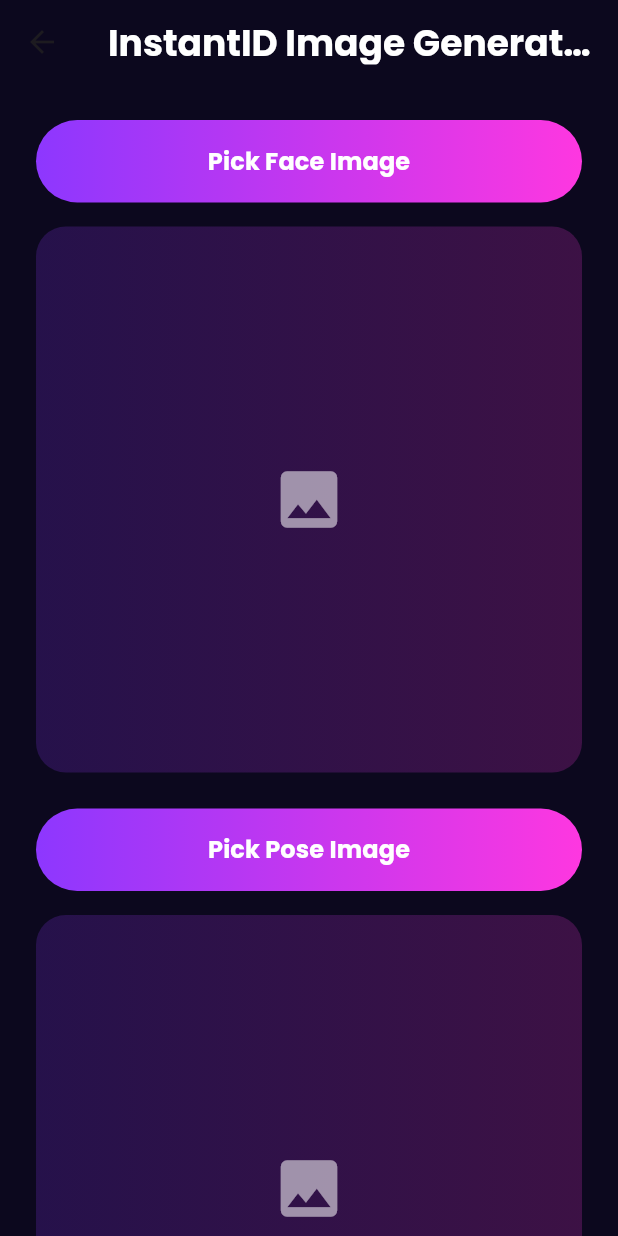
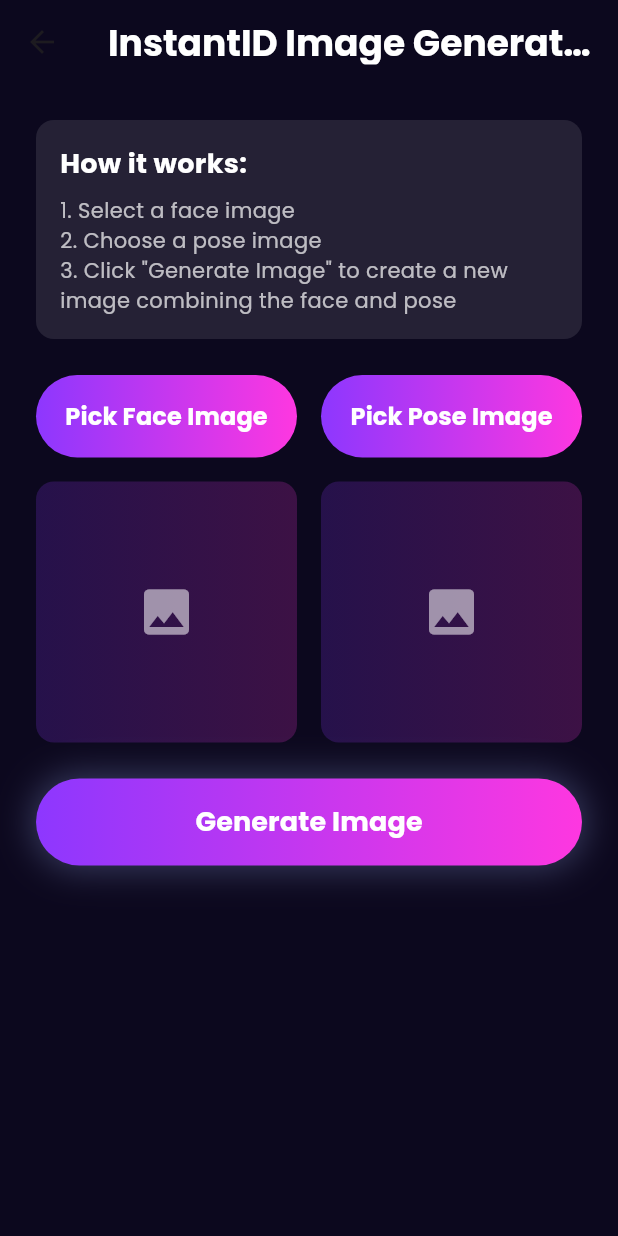
Before and after one commit to Vinit710/flutter_application_1, a Flutter app: the ImageGenerationPage screen opened directly, on a phone screen of 412 x 824 dp. Run offline on Flutter 3.47's test engine with Material 3 defaults, Android fonts, the phone set to English and light mode, and no system bars; our stand-ins replace firebase_auth, firebase_core, flutter_staggered_animations, font_awesome_flutter, google_fonts, google_sign_in and 1 more; accounts and stored records are empty.

Commit message:
updated imgtopoae ui

```diff
--- a/lib/pages/home.dart
+++ b/lib/pages/home.dart
@@ -102,6 +102,39 @@ class _ImageGenerationPageState extends State<ImageGenerationPage> {
     }
   }
 
+  Widget _buildInstructions() {
+    return Container(
+      padding: EdgeInsets.all(16),
+      decoration: BoxDecoration(
+        color: Colors.white.withOpacity(0.1),
+        borderRadius: BorderRadius.circular(12),
+      ),
+      child: Column(
+        crossAxisAlignment: CrossAxisAlignment.start,
+        children: [
+          Text(
+            'How it works:',
+            style: TextStyle(
+              color: Colors.white,
+              fontFamily: 'poppins',
+              fontSize: 18,
+              fontWeight: FontWeight.bold,
+            ),
+          ),
+          SizedBox(height: 8),
+          Text(
+            '1. Select a face image\n2. Choose a pose image\n3. Click "Generate Image" to create a new image combining the face and pose',
+            style: TextStyle(
+              color: Colors.white70,
+              fontFamily: 'poppins',
+              fontSize: 14,
+            ),
+          ),
+        ],
+      ),
+    );
+  }
+
   @override
   Widget build(BuildContext context) {
     return Scaffold(
@@ -122,21 +155,30 @@ class _ImageGenerationPageState extends State<ImageGenerationPage> {
       body: SingleChildScrollView(
         padding: const EdgeInsets.all(24.0),
         child: Column(
-          mainAxisAlignment: MainAxisAlignment.center,
           crossAxisAlignment: CrossAxisAlignment.stretch,
           children: [
-            _buildImagePickerButton(true),
-            const SizedBox(height: 16),
-            _buildImageDisplay(faceImage),
-            const SizedBox(height: 24),
-            _buildImagePickerButton(false),
-            const SizedBox(height: 16),
-            _buildImageDisplay(poseImage),
-            const SizedBox(height: 24),
+            _buildInstructions(),
+            SizedBox(height: 24),
+            Row(
+              children: [
+                Expanded(child: _buildImagePickerButton(true)),
+                SizedBox(width: 16),
+                Expanded(child: _buildImagePickerButton(false)),
+              ],
+            ),
+            SizedBox(height: 16),
+            Row(
+              children: [
+                Expanded(child: _buildImageDisplay(faceImage)),
+                SizedBox(width: 16),
+                Expanded(child: _buildImageDisplay(poseImage)),
+              ],
+            ),
+            SizedBox(height: 24),
             _buildGenerateButton(),
-            const SizedBox(height: 24),
+            SizedBox(height: 24),
             if (isLoading)
-              const Center(
+              Center(
                 child: CircularProgressIndicator(
                   valueColor: AlwaysStoppedAnimation<Color>(Color(0xFF8E37FE)),
                 ),
@@ -185,10 +227,11 @@ class _ImageGenerationPageState extends State<ImageGenerationPage> {
 
   Widget _buildImageDisplay(File? image) {
     return AspectRatio(
-      aspectRatio: 1, // This will create a square container
+      aspectRatio: 1,
       child: Container(
+        height: 150,
         decoration: BoxDecoration(
-          borderRadius: BorderRadius.circular(20),
+          borderRadius: BorderRadius.circular(12),
           gradient: LinearGradient(
             colors: [
               const Color(0xFF8D37FE).withOpacity(0.2),
@@ -197,17 +240,17 @@ class _ImageGenerationPageState extends State<ImageGenerationPage> {
           ),
         ),
         child: ClipRRect(
-          borderRadius: BorderRadius.circular(20),
+          borderRadius: BorderRadius.circular(12),
           child: image != null
               ? Image.file(
                   image,
-                  fit: BoxFit.contain, // This ensures the full image is shown
+                  fit: BoxFit.cover,
                 )
               : const Center(
                   child: Icon(
                     Icons.image,
                     color: Colors.white54,
-                    size: 50,
+                    size: 40,
                   ),
                 ),
         ),
@@ -257,11 +300,10 @@ class _ImageGenerationPageState extends State<ImageGenerationPage> {
   }
 
   Widget _buildGeneratedImage() {
-    return AspectRatio(
-      aspectRatio: 16 / 9, // Adjust this ratio as needed
-      child: Container(
+    return Container(
+      height: 300,
       decoration: BoxDecoration(
-          borderRadius: BorderRadius.circular(20),
+        borderRadius: BorderRadius.circular(12),
         boxShadow: [
           BoxShadow(
             color: const Color(0xFFA5B9FF).withOpacity(0.3),
@@ -271,10 +313,10 @@ class _ImageGenerationPageState extends State<ImageGenerationPage> {
         ],
       ),
       child: ClipRRect(
-          borderRadius: BorderRadius.circular(20),
+        borderRadius: BorderRadius.circular(12),
         child: Image.network(
           generatedImageUrl!,
-            fit: BoxFit.contain, // This ensures the full image is shown
+          fit: BoxFit.contain,
           loadingBuilder: (context, child, loadingProgress) {
             if (loadingProgress == null) return child;
             return Center(
@@ -288,7 +330,6 @@ class _ImageGenerationPageState extends State<ImageGenerationPage> {
           },
         ),
       ),
-      ),
     );
   }
 }
```
Lines whose indentation alone changed are shown as unchanged.
